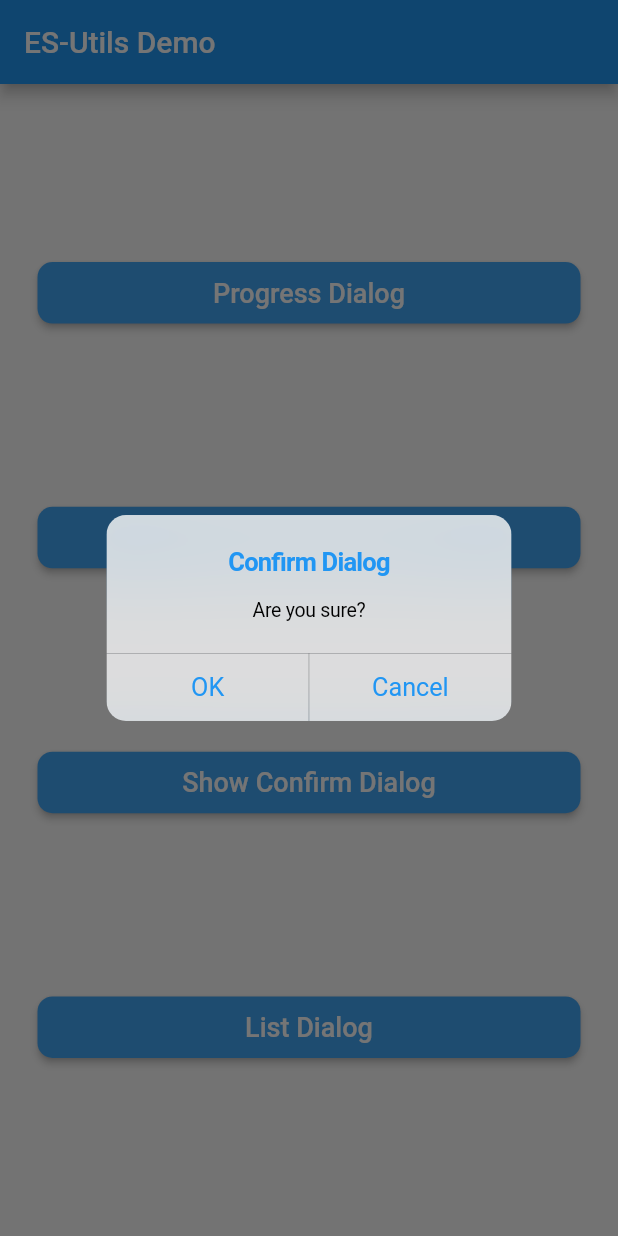
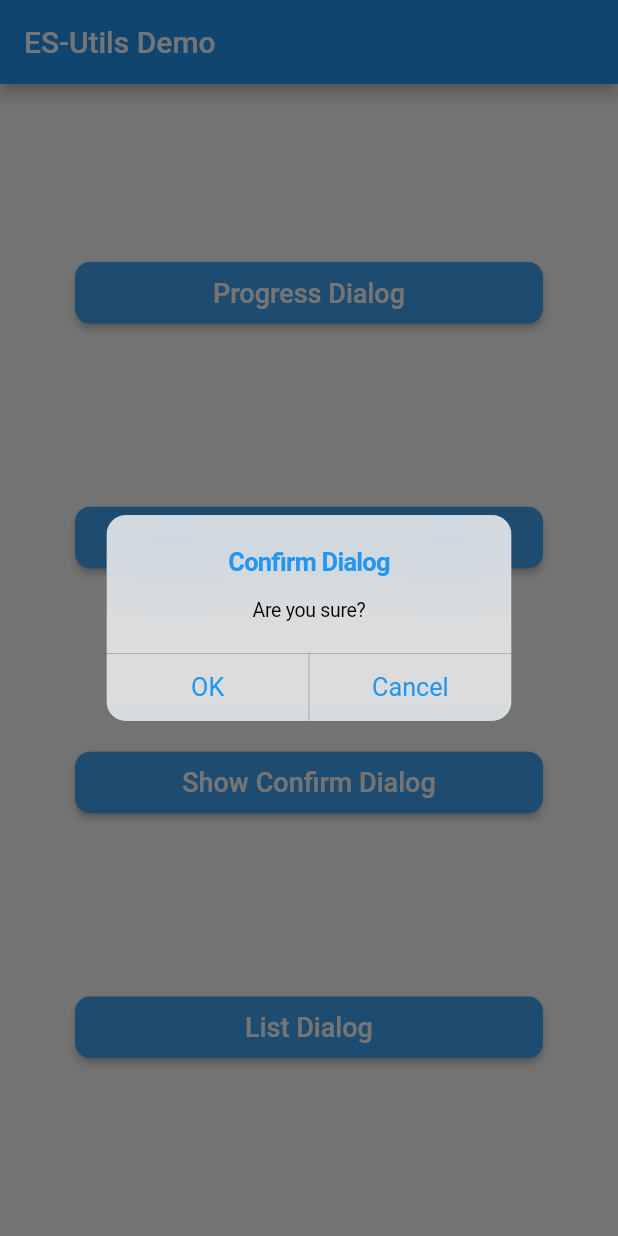
Before and after one commit to ajumalp/flutter_es_utils, a Flutter app: the screen it shows after launch, after a tap on "Show Confirm Dialog", on a phone screen of 412 x 824 dp. Run offline on Flutter 3.47's test engine with Material 2 defaults, Android fonts, the phone set to English and light mode, and no system bars.

Commit message:
Changed from MediaQuery to Theme

```diff
--- a/example/lib/main.dart
+++ b/example/lib/main.dart
@@ -31,7 +31,7 @@ class MyHomePage extends StatelessWidget {
         title: const Text('ES-Utils Demo'),
       ),
       body: Padding(
-        padding: EdgeInsets.symmetric(horizontal: 25),
+        padding: EdgeInsets.symmetric(horizontal: ESPlatform.isSmallScreen(context) ? 50 : 30),
         child: Center(
           child: Column(
             mainAxisAlignment: MainAxisAlignment.spaceEvenly,
--- a/lib/es_messages.dart
+++ b/lib/es_messages.dart
@@ -265,12 +265,12 @@ class ESMessage {
       useRootNavigator: false,
       barrierDismissible: barrierDismissible,
       useSafeArea: true,
-      barrierColor: MediaQuery.of(context).platformBrightness == Brightness.dark ? Colors.white54 : Colors.black54,
+      barrierColor: Theme.of(context).brightness == Brightness.dark ? Colors.white54 : Colors.black54,
       builder: (_) => CupertinoAlertDialog(
         title: Column(
           children: <Widget>[
             Text(title ?? '', style: TextStyle(color: Colors.blue)),
-            SizedBox(height: 10),
+            const SizedBox(height: 10),
           ],
         ),
         content: content ?? Text(message ?? ''),
--- a/lib/es_widgets.dart
+++ b/lib/es_widgets.dart
@@ -29,7 +29,9 @@ abstract class ESPlatform {
 
   /// Will return true if screen size is less than [size].
   /// [size] is default to 500
-  static bool isSmallScreen(BuildContext context, {final double size = 500}) => MediaQuery.of(context).size.width <= size;
+  static bool isSmallScreen(BuildContext context, {final double size = 500}) {
+    return MediaQuery.of(context).size.width <= size;
+  }
 }
 
 class ESButton extends StatelessWidget {
```
